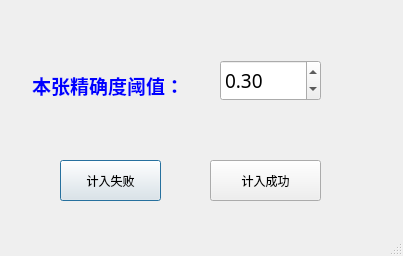
Before: the Qt Designer form ThreshWindow.ui in r53127/MyScan, drawn with Qt 5.
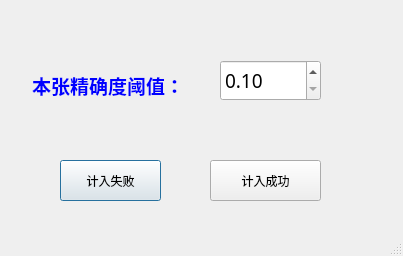
After: the same form once the commit is applied.

```diff
--- a/ThreshWindow.ui
+++ b/ThreshWindow.ui
@@ -57,7 +57,7 @@
     <double>0.010000000000000</double>
    </property>
    <property name="value">
-    <double>0.300000000000000</double>
+    <double>0.100000000000000</double>
    </property>
   </widget>
   <widget class="QPushButton" name="pushButton_1">
```
